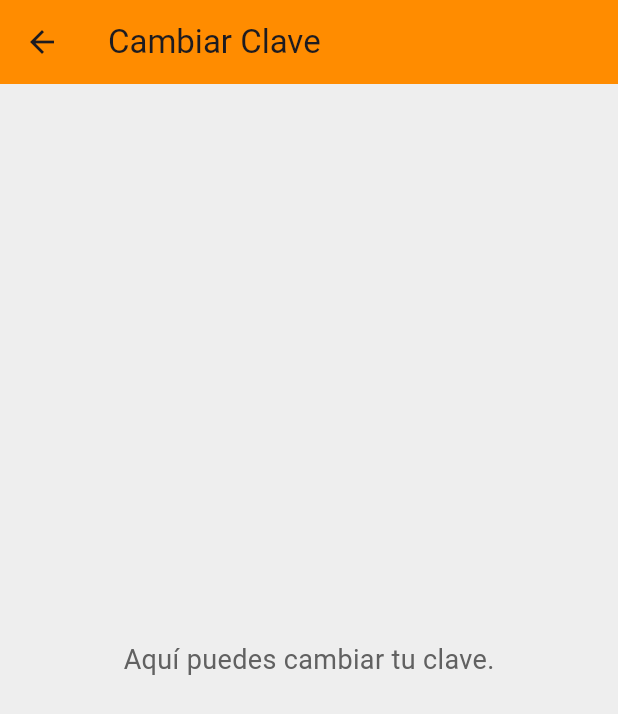
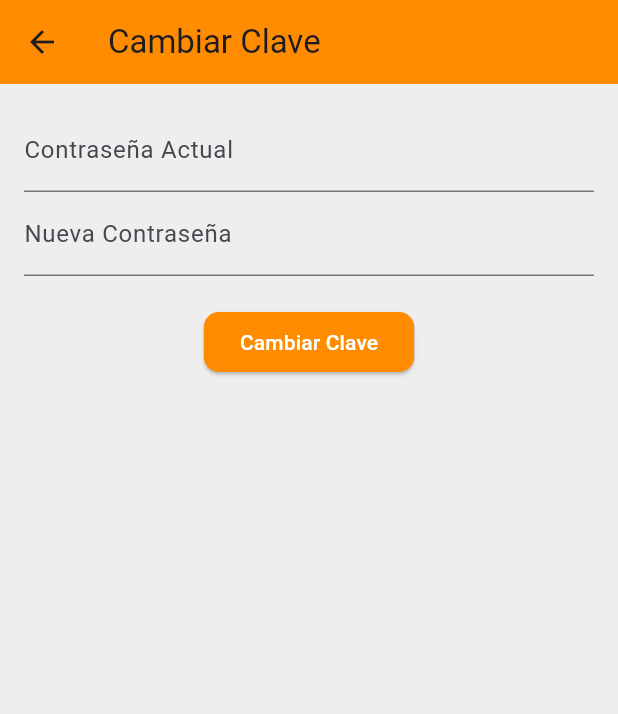
Before and after one commit to Frn14KV/kicknplay_app, a Flutter app: the CambiarClavePage screen opened directly, on a phone screen of 412 x 824 dp. Shown: the top 714 px of the screen. Run offline on Flutter 3.47's test engine with Material 3 defaults, Android fonts, the phone set to English and light mode, and no system bars; our stand-ins replace flutter_rating_bar, flutter_secure_storage, geolocator, google_maps_flutter; accounts and stored records are empty.

Commit message:
commit: Proyecto KicknPlay_6

```diff
--- /dev/null
+++ b/lib/pages/cambiar_clave_page.dart
@@ -0,0 +1,61 @@
+import 'package:flutter/material.dart';
+
+class CambiarClavePage extends StatefulWidget {
+  @override
+  _CambiarClavePageState createState() => _CambiarClavePageState();
+}
+
+class _CambiarClavePageState extends State<CambiarClavePage> {
+  final TextEditingController claveActualController = TextEditingController();
+  final TextEditingController claveNuevaController = TextEditingController();
+
+  @override
+  Widget build(BuildContext context) {
+    return Scaffold(
+      appBar: AppBar(
+        title: Text("Cambiar Clave"),
+        backgroundColor: Color(0xFFFF8C00), // Naranja de tu diseño
+      ),
+      body: Padding(
+        padding: const EdgeInsets.all(16.0),
+        child: Column(
+          children: [
+            TextField(
+              controller: claveActualController,
+              decoration: InputDecoration(labelText: "Contraseña Actual"),
+              obscureText: true, // Para ocultar la entrada del texto
+            ),
+            TextField(
+              controller: claveNuevaController,
+              decoration: InputDecoration(labelText: "Nueva Contraseña"),
+              obscureText: true, // Para ocultar la entrada del texto
+            ),
+            SizedBox(height: 20),
+            ElevatedButton(
+              onPressed: () async {
+                try {
+                  // Simular cambio de contraseña en el backend
+                  await Future.delayed(Duration(
+                      seconds: 2)); // Simulación de solicitud al servidor
+                  ScaffoldMessenger.of(context).showSnackBar(
+                    SnackBar(content: Text("Contraseña cambiada exitosamente")),
+                  );
+                  Navigator.pop(context); // Volver a la pantalla anterior
+                } catch (e) {
+                  ScaffoldMessenger.of(context).showSnackBar(
+                    SnackBar(content: Text("Error: ${e.toString()}")),
+                  );
+                }
+              },
+              style: ElevatedButton.styleFrom(
+                backgroundColor: Color(0xFFFF8C00), // Naranja
+                foregroundColor: Colors.white, // Texto blanco
+              ),
+              child: Text("Cambiar Clave"),
+            ),
+          ],
+        ),
+      ),
+    );
+  }
+}
--- a/lib/pages/cancha_details_page.dart
+++ b/lib/pages/cancha_details_page.dart
@@ -3,7 +3,6 @@ import 'package:flutter_rating_bar/flutter_rating_bar.dart';
 import 'package:kicknplay_app/pages/reservar_cancha_page.dart';
 import 'package:url_launcher/url_launcher.dart';
 import 'dart:convert';
-import 'package:flutter/material.dart';
 import 'package:flutter_secure_storage/flutter_secure_storage.dart';
 import 'package:http/http.dart' as http;
 
```
Also changed, not shown: lib/pages/editar_informacion_page.dart (added, +119 -0 lines), lib/pages/mi_cuenta_page.dart (+64 -56 lines).
